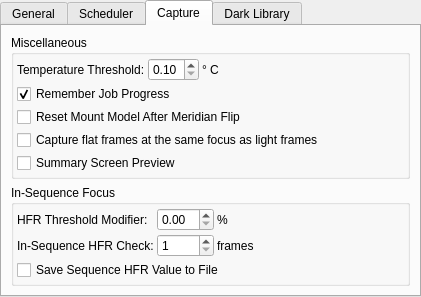
First picture: the form in kstars/ekos/opsekos.ui, repository KDE/kstars, before the edit.
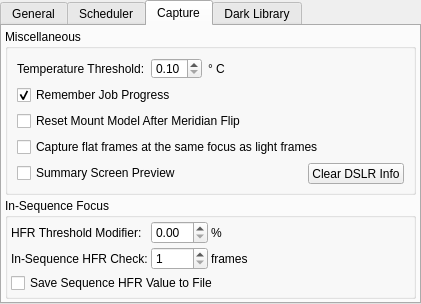
Second picture: the form after the edit. The open tabs and pages were chosen to show the change.

Commit message: Add method to clear all DSLR info

What changed in the file:
```diff
--- a/kstars/ekos/opsekos.ui
+++ b/kstars/ekos/opsekos.ui
@@ -7,7 +7,7 @@
     <x>0</x>
     <y>0</y>
     <width>421</width>
-    <height>297</height>
+    <height>304</height>
    </rect>
   </property>
   <property name="windowTitle">
@@ -292,12 +292,6 @@
     <string>Capture</string>
    </attribute>
    <layout class="QVBoxLayout" name="verticalLayout_7">
-    <item>
-     <widget class="QGroupBox" name="groupBox">
-      <property name="title">
-       <string>Miscellaneous</string>
-      </property>
-      <layout class="QVBoxLayout" name="verticalLayout_3">
        <property name="spacing">
         <number>3</number>
        </property>
@@ -314,6 +308,12 @@
         <number>3</number>
        </property>
        <item>
+     <widget class="QGroupBox" name="groupBox">
+      <property name="title">
+       <string>Miscellaneous</string>
+      </property>
+      <layout class="QVBoxLayout" name="verticalLayout_3">
+       <item>
         <layout class="QHBoxLayout" name="horizontalLayout_4">
          <item>
           <widget class="QLabel" name="label">
@@ -394,6 +394,8 @@
         </widget>
        </item>
        <item>
+        <layout class="QHBoxLayout" name="horizontalLayout_5">
+         <item>
         <widget class="QCheckBox" name="kcfg_useSummaryPreview">
          <property name="toolTip">
           <string>Display received FITS in the Summary screen preview window.</string>
@@ -402,6 +404,31 @@
           <string>Summary Screen Preview</string>
          </property>
         </widget>
+         </item>
+         <item>
+          <spacer name="horizontalSpacer_6">
+           <property name="orientation">
+            <enum>Qt::Horizontal</enum>
+           </property>
+           <property name="sizeHint" stdset="0">
+            <size>
+             <width>40</width>
+             <height>20</height>
+            </size>
+           </property>
+          </spacer>
+         </item>
+         <item>
+          <widget class="QPushButton" name="clearDSLRInfoB">
+           <property name="toolTip">
+            <string>Clear saved DSLR sizes</string>
+           </property>
+           <property name="text">
+            <string>Clear DSLR Info</string>
+           </property>
+          </widget>
+         </item>
+        </layout>
        </item>
       </layout>
      </widget>
```
Lines whose indentation alone changed are shown as unchanged. The commit also changes 3 other files.
